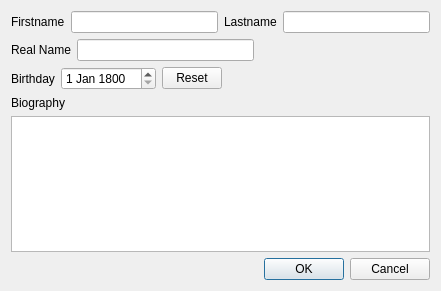
The window that src/PeopleDialog.ui (ochurlaud/macaw-movies) describes before a commit, drawn with Qt 5.
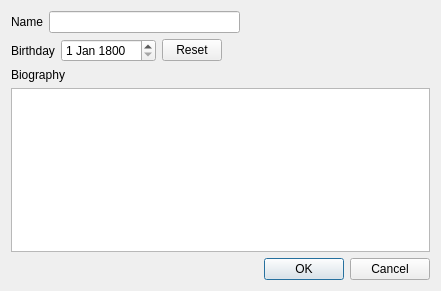
The same window after the commit.

Commit message: updated database: removed firstname/realname/lastname, added name

Patch:
```diff
--- a/src/PeopleDialog.ui
+++ b/src/PeopleDialog.ui
@@ -24,36 +24,12 @@
        <item>
         <widget class="QLabel" name="firstnameLabel">
          <property name="text">
-          <string>Firstname</string>
+          <string>Name</string>
          </property>
         </widget>
        </item>
        <item>
-        <widget class="QLineEdit" name="firstnameEdit"/>
-       </item>
-       <item>
-        <widget class="QLabel" name="lastnameLabel">
-         <property name="text">
-          <string>Lastname</string>
-         </property>
-        </widget>
-       </item>
-       <item>
-        <widget class="QLineEdit" name="lastnameEdit"/>
-       </item>
-      </layout>
-     </item>
-     <item>
-      <layout class="QHBoxLayout" name="horizontalLayout_2">
-       <item>
-        <widget class="QLabel" name="realnameLabel">
-         <property name="text">
-          <string>Real Name</string>
-         </property>
-        </widget>
-       </item>
-       <item>
-        <widget class="QLineEdit" name="realnameEdit"/>
+        <widget class="QLineEdit" name="nameEdit"/>
        </item>
        <item>
         <spacer name="horizontalSpacer">
```
Left out of the diff: 2 changed lines with no effect on the pictures. The commit also changes 13 other files.
